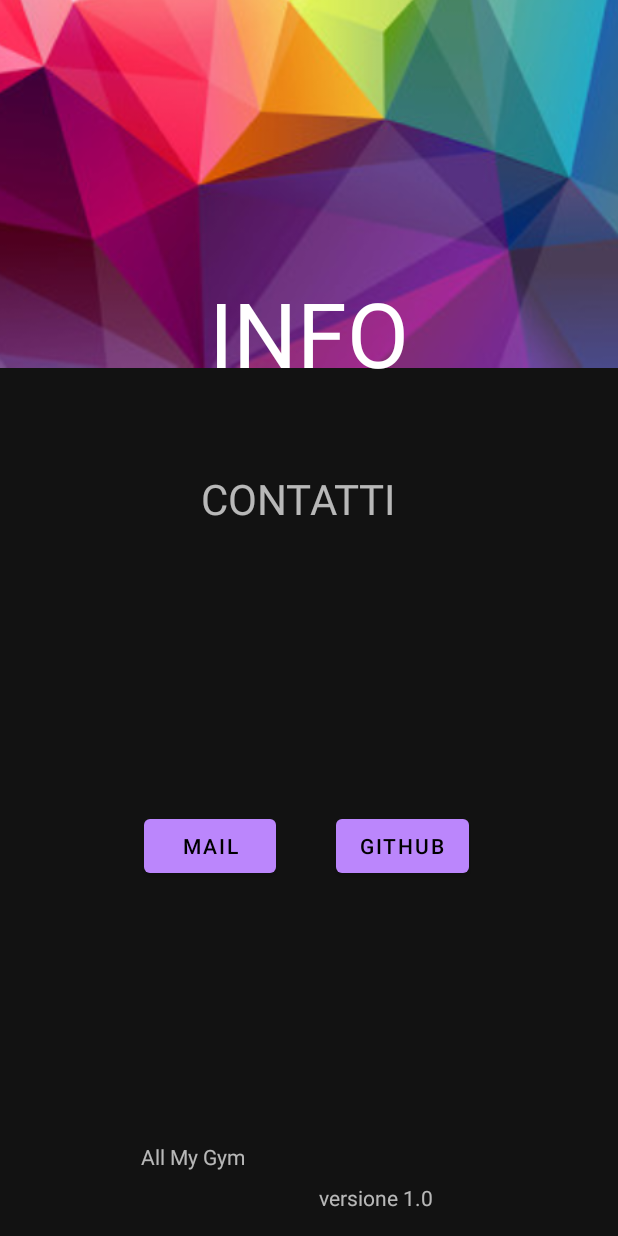
After one commit to lucaruffolo/PDM_Project, an Android app: the AboutActivity screen opened directly, with no data from a screen before it, on a phone screen of 412 x 824 dp. The commit adds this screen. Run offline under Robolectric (Android 15) with nearby library versions, the phone set to English and light mode, and no system bars.

Commit message:
added about page

```diff
--- /dev/null
+++ b/app/src/main/java/com/example/pdm_project/AboutActivity.java
@@ -0,0 +1,17 @@
+package com.example.pdm_project;
+
+import androidx.appcompat.app.AppCompatActivity;
+
+import android.os.Bundle;
+
+public class AboutActivity extends AppCompatActivity {
+
+    @Override
+    protected void onCreate(Bundle savedInstanceState) {
+        super.onCreate(savedInstanceState);
+        setContentView(R.layout.activity_about);
+        if (getSupportActionBar() != null) {
+            getSupportActionBar().hide();
+        }
+    }
+}
--- /dev/null
+++ b/app/src/main/res/layout/activity_about.xml
@@ -0,0 +1,94 @@
+<?xml version="1.0" encoding="utf-8"?>
+<androidx.constraintlayout.widget.ConstraintLayout xmlns:android="http://schemas.android.com/apk/res/android"
+    xmlns:app="http://schemas.android.com/apk/res-auto"
+    xmlns:tools="http://schemas.android.com/tools"
+    android:layout_width="match_parent"
+    android:layout_height="match_parent"
+    tools:context=".AboutActivity">
+
+    <ImageView
+        android:id="@+id/imageView2"
+        android:layout_width="522dp"
+        android:layout_height="360dp"
+        android:layout_marginBottom="36dp"
+        app:layout_constraintBottom_toTopOf="@+id/textContatti"
+        app:layout_constraintEnd_toEndOf="parent"
+        app:layout_constraintHorizontal_bias="1.0"
+        app:layout_constraintStart_toStartOf="parent"
+        app:srcCompat="@drawable/abstractlogo" />
+
+    <TextView
+        android:id="@+id/textInfo"
+        android:layout_width="213dp"
+        android:layout_height="108dp"
+        android:layout_marginTop="181dp"
+        android:text="INFO"
+        android:textSize="60sp"
+        android:textColor="@color/white"
+        android:textAlignment="center"
+        app:layout_constraintEnd_toEndOf="parent"
+        app:layout_constraintStart_toStartOf="parent"
+        app:layout_constraintTop_toTopOf="parent"
+
+      />
+
+    <TextView
+        android:id="@+id/textContatti"
+        android:layout_width="232dp"
+        android:layout_height="104dp"
+        android:layout_marginStart="155dp"
+        android:layout_marginTop="24dp"
+        android:layout_marginEnd="155dp"
+        android:text="CONTATTI"
+        android:textSize="28sp"
+        android:textAlignment="center"
+        app:layout_constraintEnd_toEndOf="parent"
+        app:layout_constraintHorizontal_bias="0.557"
+        app:layout_constraintStart_toStartOf="parent"
+        app:layout_constraintTop_toBottomOf="@+id/textInfo"
+
+      />
+
+    <Button
+        android:id="@+id/bttMail"
+        android:layout_width="wrap_content"
+        android:layout_height="wrap_content"
+        android:layout_marginStart="224dp"
+        android:layout_marginEnd="97dp"
+        android:layout_marginBottom="236dp"
+        android:text="Github"
+        app:layout_constraintBottom_toBottomOf="parent"
+        app:layout_constraintEnd_toEndOf="parent"
+        app:layout_constraintHorizontal_bias="0.0"
+        app:layout_constraintStart_toStartOf="parent" />
+
+    <Button
+        android:id="@+id/bttMail2"
+        android:layout_width="wrap_content"
+        android:layout_height="wrap_content"
+        android:layout_marginStart="96dp"
+        android:layout_marginBottom="236dp"
+        android:text="Mail"
+        app:layout_constraintBottom_toBottomOf="parent"
+        app:layout_constraintStart_toStartOf="parent" />
+
+    <TextView
+        android:id="@+id/textNameApp"
+        android:layout_width="107dp"
+        android:layout_height="19dp"
+        android:layout_marginStart="94dp"
+        android:layout_marginBottom="43dp"
+        android:text="All My Gym"
+        app:layout_constraintBottom_toBottomOf="parent"
+        app:layout_constraintStart_toStartOf="parent" />
+
+    <TextView
+        android:id="@+id/textVersionApp"
+        android:layout_width="wrap_content"
+        android:layout_height="wrap_content"
+        android:layout_marginEnd="123dp"
+        android:layout_marginBottom="16dp"
+        android:text="versione 1.0"
+        app:layout_constraintBottom_toBottomOf="parent"
+        app:layout_constraintEnd_toEndOf="parent" />
+</androidx.constraintlayout.widget.ConstraintLayout>
```
Also changed, not shown: app/src/main/AndroidManifest.xml (+9 -3 lines), app/src/main/java/com/example/pdm_project/MainActivity.java (+13 -4 lines), app/src/main/java/com/example/pdm_project/SplashScreen.java (added, +14 -0 lines), app/src/main/res/layout/activity_splash_screen.xml (added, +9 -0 lines), app/src/main/res/layout/fragment_info.xml (deleted, +0 -64 lines), app/src/main/res/layout/switch_item.xml (deleted, +0 -11 lines), app/src/main/res/drawable/abstractlogo.jpg (added).
